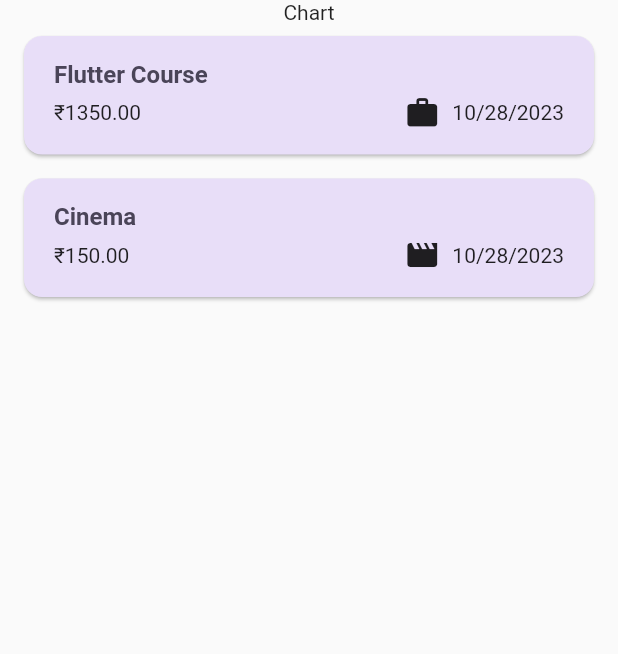
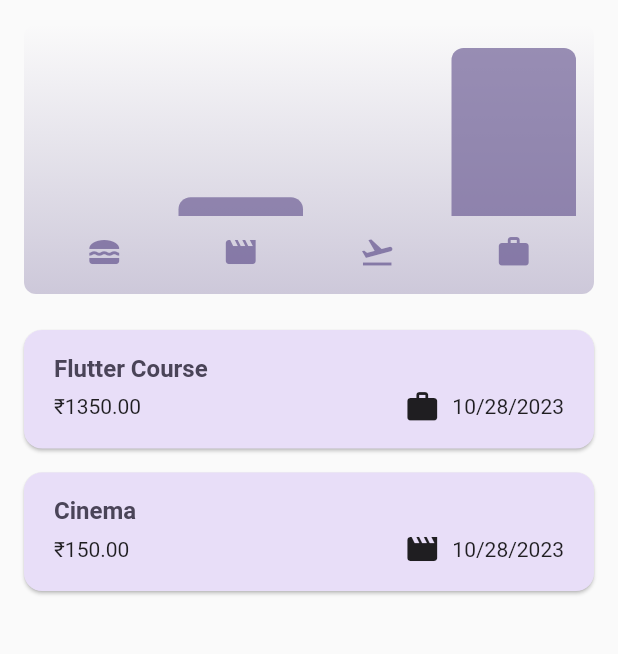
Before and after one commit to TVirus11/Trackify, a Flutter app: the screen it shows after launch, on a phone screen of 412 x 824 dp, the part 84-738 px from its top. Run offline on Flutter 3.47's test engine with Material 2 defaults, Android fonts, the phone set to English and light mode, and no system bars.

Commit message:
Expenses Chart Done

```diff
--- a/lib/widgets/expenses.dart
+++ b/lib/widgets/expenses.dart
@@ -1,4 +1,5 @@
 import 'package:flutter/material.dart';
+import 'package:trackify/widgets/chart/chart.dart';
 import 'package:trackify/widgets/expenses_list/expenses_list.dart';
 import 'package:trackify/widgets/new_expense.dart';
 
@@ -105,8 +106,8 @@ class _ExpensesState extends State<Expenses> {
       ),
       body: Column(
         children: [
-          const Text(
-            'Chart',
+          Chart(
+            expenses: _registeredExpenses,
           ),
           Expanded(
             child: mainContent,
```
